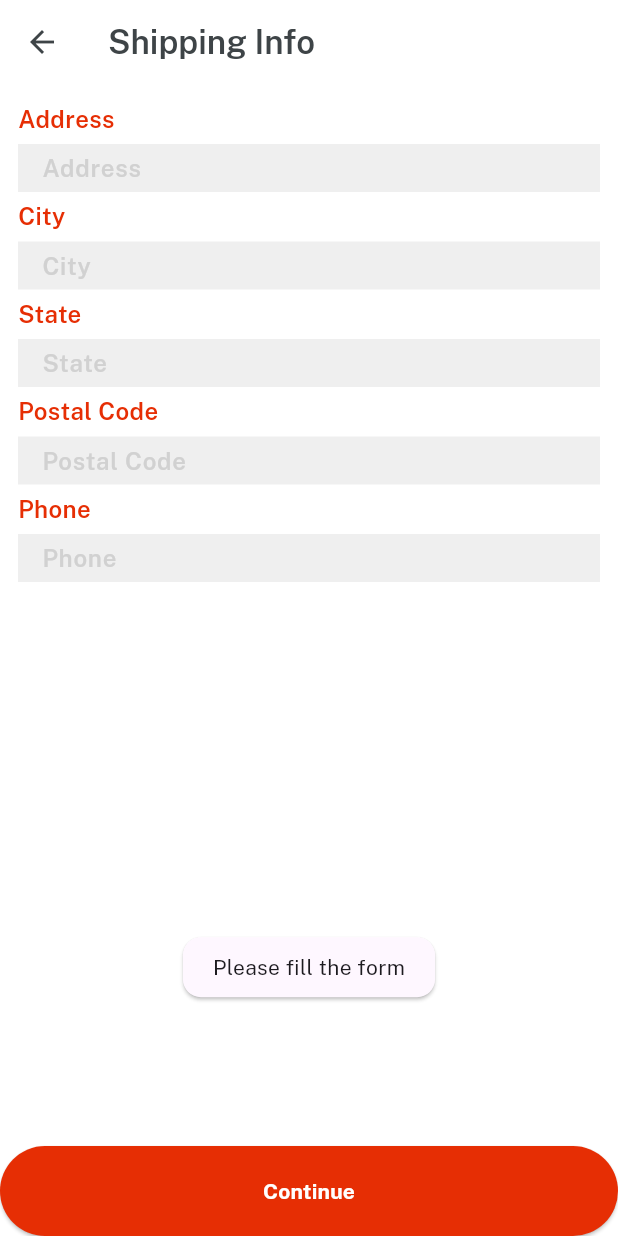
After one commit to DevBhalgamiya/eMart_App, a Flutter app: the ShippingDetails screen opened directly, after a tap on "Continue", on a phone screen of 412 x 824 dp. The commit adds this screen. Run offline on Flutter 3.47's test engine with Material 3 defaults, Android fonts, the phone set to English and light mode, and no system bars; our stand-ins replace cloud_firestore, firebase_auth, firebase_core, firebase_storage, get, image_picker and 1 more; missing offline and left inert: firebase_app_check; accounts and stored records are empty.

Commit message:
add wishlist functionality, shipping screen, payment method screen

```diff
--- a/lib/consts/lists.dart
+++ b/lib/consts/lists.dart
@@ -45,3 +45,6 @@ const itemDetailButtonsList = [
 
 const profileButtonsList = [orders, wishlist, message];
 const profileButtonsIcon = [icOrder, icOrders, icMessages];
+
+const paymentMethodsImg = [imgPaypal, imgStripe, imgCod];
+const paymentMethods = [paypal, stripe, cod];
--- a/lib/consts/strings.dart
+++ b/lib/consts/strings.dart
@@ -67,3 +67,6 @@ const wishlist = "My Wishlist",
     message = "Messages",
     oldpass = "Old Password",
     newpass = "New Password";
+
+// payment method string
+const paypal = "Paypal", stripe = "Stripe", cod = "Cash on delivery";
--- a/lib/controllers/cart_controller.dart
+++ b/lib/controllers/cart_controller.dart
@@ -1,7 +1,17 @@
+import 'package:emart/consts/consts.dart';
 import 'package:get/get.dart';
 
 class CartController extends GetxController {
   var totalP = 0.obs;
+
+  // text controller for shipping detail
+  var addressController = TextEditingController();
+  var cityController = TextEditingController();
+  var stateController = TextEditingController();
+  var postalcodeController = TextEditingController();
+  var phoneController = TextEditingController();
+
+  var paymentIndex = 0.obs;
 
   calculate(data) {
     totalP.value = 0;
@@ -9,4 +19,8 @@ class CartController extends GetxController {
       totalP.value = totalP.value + int.parse(data[i]['tprice'].toString());
     }
   }
+
+  changePaymentIndex(index) {
+    paymentIndex.value = index;
+  }
 }
--- /dev/null
+++ b/lib/views/cart_screen/shipping_screen.dart
@@ -0,0 +1,73 @@
+import 'package:emart/consts/consts.dart';
+import 'package:emart/controllers/cart_controller.dart';
+import 'package:emart/views/cart_screen/payment_method.dart';
+import 'package:emart/widgets_common/custom_textfield.dart';
+import 'package:emart/widgets_common/our_button.dart';
+import 'package:get/get.dart';
+
+class ShippingDetails extends StatelessWidget {
+  const ShippingDetails({super.key});
+
+  @override
+  Widget build(BuildContext context) {
+    var controller = Get.find<CartController>();
+
+    return Scaffold(
+      backgroundColor: whiteColor,
+      appBar: AppBar(
+        title: "Shipping Info"
+            .text
+            .fontFamily(semibold)
+            .color(darkFontGrey)
+            .make(),
+      ),
+      bottomNavigationBar: SizedBox(
+        height: 60,
+        child: ourButton(
+          onPress: () {
+            if (controller.addressController.text.length > 10) {
+              Get.to(() => const PaymentMethods());
+            } else {
+              VxToast.show(context, msg: "Please fill the form");
+            }
+          },
+          color: redColor,
+          textColor: whiteColor,
+          title: "Continue",
+        ),
+      ),
+      body: Padding(
+        padding: const EdgeInsets.all(12.0),
+        child: Column(
+          children: [
+            customTextField(
+                hint: "Address",
+                isPass: false,
+                title: "Address",
+                controller: controller.addressController),
+            customTextField(
+                hint: "City",
+                isPass: false,
+                title: "City",
+                controller: controller.cityController),
+            customTextField(
+                hint: "State",
+                isPass: false,
+                title: "State",
+                controller: controller.stateController),
+            customTextField(
+                hint: "Postal Code",
+                isPass: false,
+                title: "Postal Code",
+                controller: controller.postalcodeController),
+            customTextField(
+                hint: "Phone",
+                isPass: false,
+                title: "Phone",
+                controller: controller.phoneController),
+          ],
+        ),
+      ),
+    );
+  }
+}
```
Also changed, not shown: lib/controllers/product_controller.dart (+7 -3 lines), lib/views/cart_screen/cart_screen.dart (+19 -8 lines), lib/views/cart_screen/payment_method.dart (added, +99 -0 lines), lib/views/category_screen/category_detail.dart (+9 -5 lines), lib/views/category_screen/item_details.dart (+13 -2 lines).
